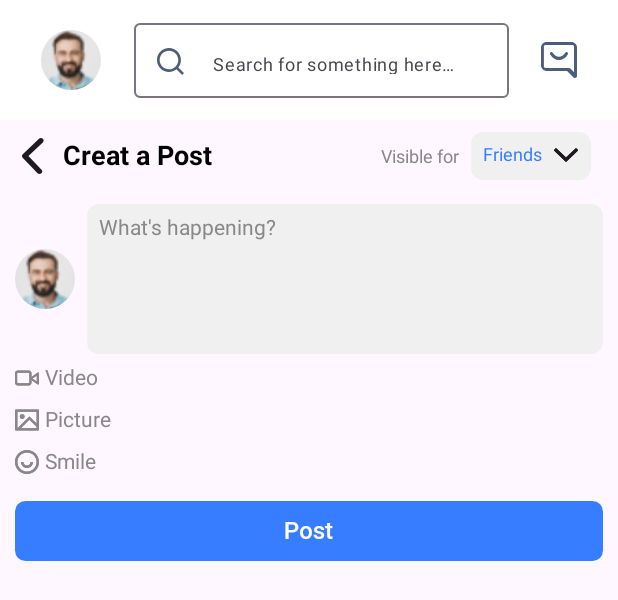
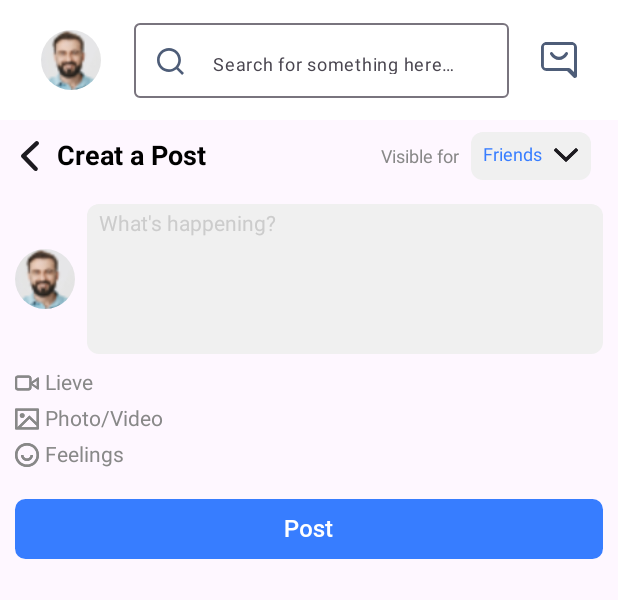
Before and after one commit to saif-uddin-shrabon/Meetmax, an Android app built with Jetpack Compose: the @Preview function CreatPostPreview, on a phone screen of 412 x 824 dp. Shown: the top 600 px of the screen. Run offline under Robolectric (Android 15) with nearby library versions, the phone set to English and light mode, and no system bars; pictures from the network do not load.

Commit message:
Post Create section bug fix and Permission management

```diff
--- a/app/src/main/AndroidManifest.xml
+++ b/app/src/main/AndroidManifest.xml
@@ -3,6 +3,11 @@
     xmlns:tools="http://schemas.android.com/tools">
 
     <uses-permission android:name="android.permission.INTERNET" />
+    <uses-permission android:name="android.permission.READ_MEDIA_IMAGES"/>
+    <uses-permission android:name="android.permission.READ_MEDIA_VIDEO"/>
+    <uses-permission android:name="android.permission.READ_MEDIA_VISUAL_USER_SELECTED" />
+    <uses-permission android:name="android.permission.READ_EXTERNAL_STORAGE"
+        android:maxSdkVersion="32" />
     <application
         android:name=".Pages.AppComponent.MeetmaxApplication"
         android:allowBackup="true"
--- a/app/src/main/java/com/lilab/meetmax/Pages/AppComponent/CommonCmponent.kt
+++ b/app/src/main/java/com/lilab/meetmax/Pages/AppComponent/CommonCmponent.kt
@@ -16,6 +16,7 @@ import androidx.compose.foundation.layout.width
 import androidx.compose.foundation.shape.CircleShape
 import androidx.compose.foundation.shape.RoundedCornerShape
 import androidx.compose.foundation.text.BasicText
+import androidx.compose.foundation.text.BasicTextField
 import androidx.compose.material3.Button
 import androidx.compose.material3.ButtonDefaults
 import androidx.compose.material3.Card
@@ -406,6 +407,37 @@ fun ActionButton(icon: Int, text: String) {
 }
 
 
+// Basic Text field
+@Composable
+fun BasicTextFiledWithHint(
+    modifier: Modifier = Modifier,
+    hint: String,
+    value: String,
+    onValueChange: (String) -> Unit,
+    isEnabled: (Boolean) -> Unit
+) {
+    Box(
+        modifier = modifier.fillMaxWidth()
+    ) {
+
+        if (value.isEmpty()) {
+            Text(text = hint, color = Color.LightGray)
+            isEnabled(false)
+        }
+
+        BasicTextField(
+            modifier = Modifier.fillMaxWidth(),
+            value = value,
+            onValueChange = onValueChange,
+            textStyle = TextStyle.Default.copy(Color.Black)
+        )
+
+    }
+}
+
+
+
+
 @Preview(showBackground = true, widthDp = 360, heightDp = 640)
 @Composable
 fun HeaderLayout() {
--- /dev/null
+++ b/app/src/main/java/com/lilab/meetmax/Pages/AppComponent/MediaSelector.kt
@@ -0,0 +1,220 @@
+package com.lilab.meetmax.Pages.AppComponent
+
+import android.content.Context
+import android.net.Uri
+import android.os.Build
+import android.widget.Toast
+import androidx.activity.compose.ManagedActivityResultLauncher
+import androidx.activity.compose.rememberLauncherForActivityResult
+import androidx.activity.result.contract.ActivityResultContracts
+import androidx.annotation.RequiresApi
+import androidx.compose.foundation.Image
+import androidx.compose.foundation.clickable
+import androidx.compose.foundation.layout.Arrangement
+import androidx.compose.foundation.layout.Box
+import androidx.compose.foundation.layout.Column
+import androidx.compose.foundation.layout.Row
+import androidx.compose.foundation.layout.Spacer
+import androidx.compose.foundation.layout.defaultMinSize
+import androidx.compose.foundation.layout.fillMaxWidth
+import androidx.compose.foundation.layout.height
+import androidx.compose.foundation.layout.padding
+import androidx.compose.foundation.layout.size
+import androidx.compose.foundation.layout.width
+import androidx.compose.foundation.layout.wrapContentWidth
+import androidx.compose.foundation.shape.RoundedCornerShape
+import androidx.compose.material.icons.Icons
+import androidx.compose.material.icons.filled.Cancel
+import androidx.compose.material3.Icon
+import androidx.compose.material3.IconButton
+import androidx.compose.material3.Text
+import androidx.compose.runtime.Composable
+import androidx.compose.runtime.getValue
+import androidx.compose.runtime.mutableStateOf
+import androidx.compose.runtime.remember
+import androidx.compose.runtime.setValue
+import androidx.compose.ui.Alignment
+import androidx.compose.ui.Modifier
+import androidx.compose.ui.draw.clip
+import androidx.compose.ui.draw.shadow
+import androidx.compose.ui.graphics.Color
+import androidx.compose.ui.layout.ContentScale
+import androidx.compose.ui.platform.LocalContext
+import androidx.compose.ui.res.painterResource
+import androidx.compose.ui.tooling.preview.Preview
+import androidx.compose.ui.unit.dp
+import androidx.compose.ui.unit.sp
+import coil.compose.rememberAsyncImagePainter
+import coil.request.ImageRequest
+import coil.size.Size
+import com.lilab.meetmax.R
+import com.lilab.meetmax.services.utils.PermissionManager
+
+
+@Composable
+fun MediaSelector(
+    modifier: Modifier = Modifier,
+    context: Context = LocalContext.current,
+    imageUri: Uri?,
+    videoUri: Uri?,
+    onImageSelected: (Uri?) -> Unit,
+    permissions:List<String>,
+    imageLauncher: ManagedActivityResultLauncher<String, Uri?>,
+    permissionLauncher: ManagedActivityResultLauncher<Array<String>, Map<String, Boolean>>
+) {
+    if (imageUri == null && videoUri == null) {
+        Column(
+            modifier = modifier,
+           verticalArrangement = Arrangement.Center,
+            horizontalAlignment = Alignment.Start
+        ) {
+
+
+            Row(
+                verticalAlignment = Alignment.CenterVertically,
+
+
+            ) {
+                Icon(
+                    painter = painterResource(id = R.drawable.video_camera),
+                    contentDescription = "Live",
+                    modifier = Modifier.size(16.dp),
+                    tint = Color.Gray
+                )
+                Spacer(modifier = Modifier.width(4.dp))
+                Text(
+                    text = "Lieve",
+                    color = Color.Gray,
+                    fontSize = 14.sp
+                )
+            }
+
+            Spacer(modifier =  Modifier.height(8.dp) )
+
+            Row(
+                verticalAlignment = Alignment.CenterVertically,
+                modifier = Modifier.clickable {
+                    val isGranted = PermissionManager.checkPermissionGranted(context, permissions)
+                    if (isGranted) {
+                        imageLauncher.launch("image/*")
+                    } else {
+                        PermissionManager.requestPermissions(permissionLauncher, permissions)
+                    }
+                }
+
+            ) {
+                Icon(
+                    painter = painterResource(id = R.drawable.picture),
+                    contentDescription = "Picture",
+                    modifier = Modifier.size(16.dp),
+                    tint = Color.Gray
+                )
+                Spacer(modifier = Modifier.width(4.dp))
+                Text(
+                    text = "Photo/Video",
+                    color = Color.Gray,
+                    fontSize = 14.sp
+                )
+            }
+
+            Spacer(modifier =  Modifier.height(8.dp) )
+
+            Row(
+                verticalAlignment = Alignment.CenterVertically,
+
+            ) {
+                Icon(
+                    painter = painterResource(id = R.drawable.smile),
+                    contentDescription = "Feelings",
+                    modifier = Modifier.size(16.dp),
+                    tint = Color.Gray
+                )
+                Spacer(modifier = Modifier.width(4.dp))
+                Text(
+                    text = "Feelings",
+                    color = Color.Gray,
+                    fontSize = 14.sp
+                )
+            }
+
+
+        }
+    }
+    else {
+        when {
+
+            imageUri != null -> {
+                Box(
+                    modifier = Modifier
+                        .wrapContentWidth()
+                        .clip(RoundedCornerShape(8.dp))
+                        .shadow(0.dp, shape = RoundedCornerShape(8.dp))
+                ) {
+                    Image(
+                        modifier = Modifier
+                            .defaultMinSize(minHeight = 100.dp, minWidth = 1.dp)
+                            .clip(RoundedCornerShape(5.dp)),
+                        painter = rememberAsyncImagePainter(
+                            model = ImageRequest.Builder(context)
+                                .data(imageUri)
+                                .size(Size.ORIGINAL)
+                                .crossfade(true)
+                                .build(),
+                        ),
+                        contentDescription = "image",
+                        contentScale = ContentScale.Fit
+                    )
+                    IconButton(
+                        modifier = Modifier.align(Alignment.TopEnd),
+                        onClick = { onImageSelected(null) }
+                    ) {
+                        Icon(
+                            imageVector = Icons.Default.Cancel,
+                            contentDescription = "Remove image",
+                            tint = Color.LightGray
+                        )
+                    }
+                }
+            }
+
+
+        }
+    }
+}
+@RequiresApi(Build.VERSION_CODES.UPSIDE_DOWN_CAKE)
+@Preview(showBackground = true, widthDp = 360, heightDp = 640)
+@Composable
+fun AddThreadScreenPrevielw() {
+
+
+
+    val context = LocalContext.current
+
+    var imageUri by remember { mutableStateOf<Uri?>(null) }
+    var videoUri by remember { mutableStateOf<Uri?>(null) }
+
+    val permissions = PermissionManager.getPermissionRequest()
+    val launcher = rememberLauncherForActivityResult(ActivityResultContracts.GetContent()) { uri: Uri? -> imageUri = uri }
+    val permissionLauncher = rememberLauncherForActivityResult(ActivityResultContracts.RequestMultiplePermissions()) { permission ->
+        val allGranted = permission.all { it.value }
+        if (allGranted) {
+            launcher.launch("image/*")
+        } else {
+            Toast.makeText(context, "Permissions Not Granted!! Please grant permissions", Toast.LENGTH_SHORT).show()
+        }
+    }
+
+
+    MediaSelector(
+        modifier = Modifier
+            .fillMaxWidth()
+            .padding(vertical = 3.dp),
+        context = context,
+        imageUri = imageUri,
+        videoUri = videoUri,
+        onImageSelected = { imageUri = it },
+        permissions = permissions,
+        imageLauncher = launcher,
+        permissionLauncher = permissionLauncher
+    )
+}
--- a/app/src/main/java/com/lilab/meetmax/Pages/MainPages/CreatPost.kt
+++ b/app/src/main/java/com/lilab/meetmax/Pages/MainPages/CreatPost.kt
@@ -1,7 +1,12 @@
 package com.lilab.meetmax.Pages.MainPages
 
+import android.net.Uri
+import android.widget.Toast
+import androidx.activity.compose.rememberLauncherForActivityResult
+import androidx.activity.result.contract.ActivityResultContracts
 import androidx.compose.foundation.Image
 import androidx.compose.foundation.background
+import androidx.compose.foundation.clickable
 import androidx.compose.foundation.layout.Arrangement
 import androidx.compose.foundation.layout.Box
 import androidx.compose.foundation.layout.Column
@@ -20,23 +25,35 @@ import androidx.compose.material3.Icon
 import androidx.compose.material3.Surface
 import androidx.compose.material3.Text
 import androidx.compose.runtime.Composable
+import androidx.compose.runtime.getValue
+import androidx.compose.runtime.mutableStateOf
+import androidx.compose.runtime.remember
+import androidx.compose.runtime.setValue
 import androidx.compose.ui.Alignment
 import androidx.compose.ui.Modifier
 import androidx.compose.ui.draw.clip
 import androidx.compose.ui.graphics.Color
+import androidx.compose.ui.platform.LocalContext
 import androidx.compose.ui.res.painterResource
 import androidx.compose.ui.text.font.FontWeight
 import androidx.compose.ui.tooling.preview.Preview
 import androidx.compose.ui.unit.dp
 import androidx.compose.ui.unit.sp
-import com.lilab.meetmax.Pages.AppComponent.ActionButton
+import androidx.navigation.NavHostController
+import androidx.navigation.compose.rememberNavController
+import com.lilab.meetmax.Pages.AppComponent.BasicTextFiledWithHint
 import com.lilab.meetmax.Pages.AppComponent.CustomButton
+import com.lilab.meetmax.Pages.AppComponent.MediaSelector
 import com.lilab.meetmax.Pages.AppComponent.ToolbarSection
+import com.lilab.meetmax.Pages.Navigation.Destination
 import com.lilab.meetmax.R
+import com.lilab.meetmax.services.utils.PermissionManager
 import com.lilab.meetmax.ui.theme.LightColorScheme
 
 @Composable
-fun CreatPost() {
+fun CreatPost(navHostController: NavHostController) {
+
+
 
     Surface(
 
@@ -49,20 +66,22 @@ fun CreatPost() {
        ) {
            ToolbarSection()
 
-           CreatePostScreen()
+           CreatePostScreen(navHostController)
        }
     }
 }
 
 @Composable
-fun CreatePostScreen(){
+fun CreatePostScreen(navHostController: NavHostController){
+
+
      Column(
             modifier =  Modifier.padding(start = 10.dp, end = 10.dp),
             verticalArrangement = Arrangement.Top,
             horizontalAlignment = Alignment.CenterHorizontally
      ) {
             Spacer(modifier = Modifier.height(8.dp))
-            HeadingSectionoOfCreatPost()
+            HeadingSectionOfCreatPost(navHostController)
             Spacer(modifier = Modifier.height(8.dp))
             PostContent()
             Spacer(modifier = Modifier.height(8.dp))
@@ -78,7 +97,7 @@ fun CreatePostScreen(){
 }
 
 @Composable
-fun HeadingSectionoOfCreatPost(){
+fun HeadingSectionOfCreatPost(navHostController: NavHostController){
 
     Row (
         modifier = Modifier
@@ -91,7 +110,15 @@ fun HeadingSectionoOfCreatPost(){
             painter = painterResource(id = R.drawable.back_arrow),
             contentDescription = "Arrow Back",
             modifier = Modifier
-                .size(24.dp)
+                .size(20.dp)
+                .clickable {
+                     navHostController.navigate(Destination.MainScreen){
+                            popUpTo(Destination.MainScreen) {
+                                inclusive = true
+                            }
+                     }
+
+                }
         )
 
         Spacer(modifier = Modifier.width(8.dp))
@@ -147,6 +174,8 @@ fun HeadingSectionoOfCreatPost(){
 
 @Composable
 fun PostContent(){
+    var isEnabled by remember { mutableStateOf(false) }
+    var textValue by remember { mutableStateOf("") }
     Row(
         verticalAlignment = Alignment.CenterVertically,
         modifier = Modifier
@@ -162,25 +191,23 @@ fun PostContent(){
         )
 
         Spacer(modifier = Modifier.width(8.dp))
-        BasicTextField(
-            value = "",
-            onValueChange = {},
+        BasicTextFiledWithHint(
             modifier = Modifier
                 .fillMaxWidth()
                 .height(100.dp)
                 .background(Color(0xFFF0F0F0), RoundedCornerShape(8.dp))
-                .padding(8.dp),
-            singleLine = false,
-            decorationBox = { innerTextField ->
-                if (true) { // Replace 'true' with condition to check if value is empty
-                    Text(
-                        text = "What's happening?",
-                        color = Color.Gray
-                    )
-                }
-                innerTextField()
+                .padding(horizontal = 8.dp, vertical = 5.dp),
+            hint = "What's happening?",
+            value = textValue,
+            onValueChange = {
+                textValue = it
+                isEnabled = true
+            },
+            isEnabled = {
+                isEnabled = it
             }
         )
+
 
     }
 }
@@ -189,16 +216,41 @@ fun PostContent(){
 @Composable
 fun ActionPerformer(){
 
-    Column(
-        verticalArrangement = Arrangement.spacedBy(12.dp),
+
+    val context = LocalContext.current
+
+    var imageUri by remember { mutableStateOf<Uri?>(null) }
+    var videoUri by remember { mutableStateOf<Uri?>(null) }
+
+    val permissions = PermissionManager.getPermissionRequest()
+    val launcher = rememberLauncherForActivityResult(ActivityResultContracts.GetContent()) { uri: Uri? -> imageUri = uri }
+    val permissionLauncher = rememberLauncherForActivityResult(ActivityResultContracts.RequestMultiplePermissions()) { permission ->
+        val allGranted = permission.all { it.value }
+        if (allGranted) {
+            launcher.launch("image/*")
+        } else {
+            Toast.makeText(context, "Permissions Not Granted!! Please grant permissions", Toast.LENGTH_SHORT).show()
+        }
+    }
+
+
+
+    MediaSelector(
         modifier = Modifier
             .fillMaxWidth()
+            .padding(vertical = 3.dp),
+        context = context,
+        imageUri = imageUri,
+        videoUri = videoUri,
+        onImageSelected = { imageUri = it },
+        permissions = permissions,
+        imageLauncher = launcher,
+        permissionLauncher = permissionLauncher
+    )
 
-    ) {
-        ActionButton(icon = R.drawable.video_camera, text = "Video")
-        ActionButton(icon = R.drawable.picture, text = "Picture")
-        ActionButton(icon = R.drawable.smile, text = "Smile")
-    }
+
+
+
 
 }
 
@@ -208,5 +260,6 @@ fun ActionPerformer(){
 @Preview(showBackground = true, heightDp = 650, widthDp = 360)
 @Composable
 fun CreatPostPreview() {
-    CreatPost()
+    val mockNavController = rememberNavController()
+    CreatPost(mockNavController)
 }
--- a/app/src/main/java/com/lilab/meetmax/Pages/MainPages/HomePage.kt
+++ b/app/src/main/java/com/lilab/meetmax/Pages/MainPages/HomePage.kt
@@ -36,7 +36,7 @@ import com.lilab.meetmax.R
 import com.lilab.meetmax.ui.theme.LightColorScheme
 
 @Composable
-fun HomePage(modifier: Modifier = Modifier) {
+fun HomePage(modifier: Modifier = Modifier, navHostController: NavHostController) {
 
     val state = rememberScrollState()
    Scaffold {it ->
@@ -60,7 +60,7 @@ fun HomePage(modifier: Modifier = Modifier) {
                         }
 
                         Spacer(modifier = Modifier.height(10.dp))
-                        PostSectionCard()
+                        PostSectionCard(navHostController)
                         Spacer(modifier = Modifier.height(10.dp))
                     }
 
@@ -119,5 +119,5 @@ fun SearchBar(){
 fun HomePagePreview() {
 //
      val mockNavController = rememberNavController()
-    HomePage()
+   // HomePage()
 }
--- a/app/src/main/java/com/lilab/meetmax/ViewModel/AuthVieModel/AuthViewModel.kt
+++ b/app/src/main/java/com/lilab/meetmax/ViewModel/AuthViewModel.kt
@@ -1,4 +1,4 @@
-package com.lilab.meetmax.ViewModel.AuthVieModel
+package com.lilab.meetmax.ViewModel
 
 import androidx.compose.runtime.getValue
 import androidx.compose.runtime.mutableStateOf
--- /dev/null
+++ b/app/src/main/java/com/lilab/meetmax/services/utils/PermissionManager.kt
@@ -0,0 +1,40 @@
+package com.lilab.meetmax.services.utils
+
+import android.Manifest
+import android.content.Context
+import android.content.pm.PackageManager
+import android.os.Build
+import androidx.activity.compose.ManagedActivityResultLauncher
+import androidx.core.content.ContextCompat
+
+object PermissionManager {
+
+    // get the permissions required for this application
+    fun getPermissionRequest(): List<String> {
+        val permissions = mutableListOf<String>()
+        if (Build.VERSION.SDK_INT >= Build.VERSION_CODES.UPSIDE_DOWN_CAKE) {
+            permissions.add(Manifest.permission.READ_MEDIA_IMAGES)
+            permissions.add(Manifest.permission.READ_MEDIA_VISUAL_USER_SELECTED)
+        } else if (Build.VERSION.SDK_INT >= Build.VERSION_CODES.TIRAMISU) {
+            permissions.add(Manifest.permission.READ_MEDIA_IMAGES)
+        } else {
+            permissions.add(Manifest.permission.READ_EXTERNAL_STORAGE)
+        }
+        return permissions
+    }
+
+
+    fun checkPermissionGranted(context: Context, permissions: List<String>): Boolean{
+        return permissions.all { permission ->
+            ContextCompat.checkSelfPermission(context,permission) == PackageManager.PERMISSION_GRANTED
+        }
+    }
+
+    fun requestPermissions(
+        permissionLauncher: ManagedActivityResultLauncher<Array<String>, Map<String, Boolean>>,
+        permissions: List<String>
+    ){
+        permissionLauncher.launch(permissions.toTypedArray())
+    }
+
+}
```
Also changed, not shown: app/src/main/java/com/lilab/meetmax/Pages/AppComponent/MainActivity.kt (+11 -10 lines), app/src/main/java/com/lilab/meetmax/Pages/AppComponent/PostSectionCard.kt (+5 -3 lines), app/src/main/java/com/lilab/meetmax/Pages/AuthPages/LoginPage.kt (+1 -7 lines), app/src/main/java/com/lilab/meetmax/Pages/AuthPages/SignupPage.kt (+3 -5 lines), app/src/main/java/com/lilab/meetmax/Pages/MainPages/MainScreen.kt (+6 -5 lines), app/src/main/java/com/lilab/meetmax/Pages/Navigation/MainNavigation.kt (+53 -7 lines), app/src/main/java/com/lilab/meetmax/Pages/Navigation/NavigationUtils.kt (+13 -7 lines), app/src/main/java/com/lilab/meetmax/ViewModel/CreatPostViewModel.kt (added, +19 -0 lines), app/src/main/java/com/lilab/meetmax/services/repository/CreatPostRepository.kt (added, +13 -0 lines), 1 other file.
